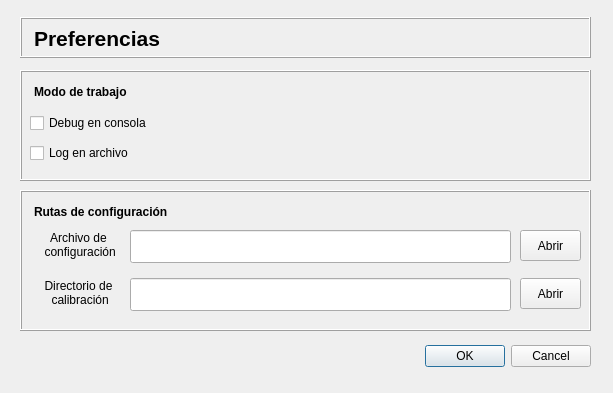
Above: ui/SetPreferences.ui from dpirlo/qt-mca before the change. Below: the same form after it.
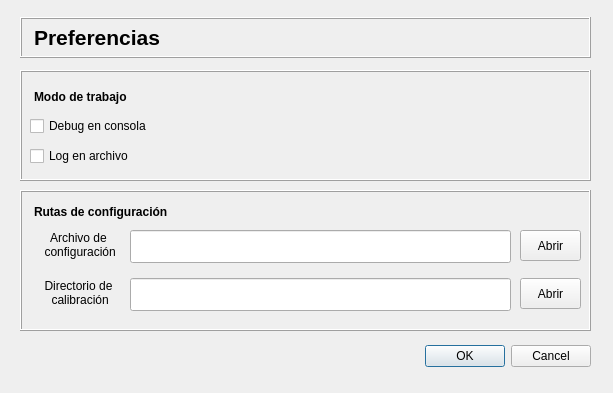
That is the form after the change.

Commit message: MOD: UI y inicialización (MainWindow)

Diff of the .ui file:
```diff
--- a/ui/SetPreferences.ui
+++ b/ui/SetPreferences.ui
@@ -48,7 +48,7 @@
     <property name="geometry">
      <rect>
       <x>10</x>
-      <y>40</y>
+      <y>43</y>
       <width>151</width>
       <height>26</height>
      </rect>
@@ -62,8 +62,8 @@
      <rect>
       <x>14</x>
       <y>11</y>
-      <width>111</width>
-      <height>21</height>
+      <width>541</width>
+      <height>31</height>
      </rect>
     </property>
     <property name="font">
@@ -80,7 +80,7 @@
     <property name="geometry">
      <rect>
       <x>10</x>
-      <y>70</y>
+      <y>73</y>
       <width>151</width>
       <height>26</height>
      </rect>
@@ -110,7 +110,7 @@
      <rect>
       <x>14</x>
       <y>11</y>
-      <width>281</width>
+      <width>541</width>
       <height>21</height>
      </rect>
     </property>
@@ -242,9 +242,9 @@
     <property name="geometry">
      <rect>
       <x>14</x>
-      <y>11</y>
-      <width>141</width>
-      <height>21</height>
+      <y>5</y>
+      <width>541</width>
+      <height>31</height>
      </rect>
     </property>
     <property name="font">
```
The commit also changes 4 other files.
